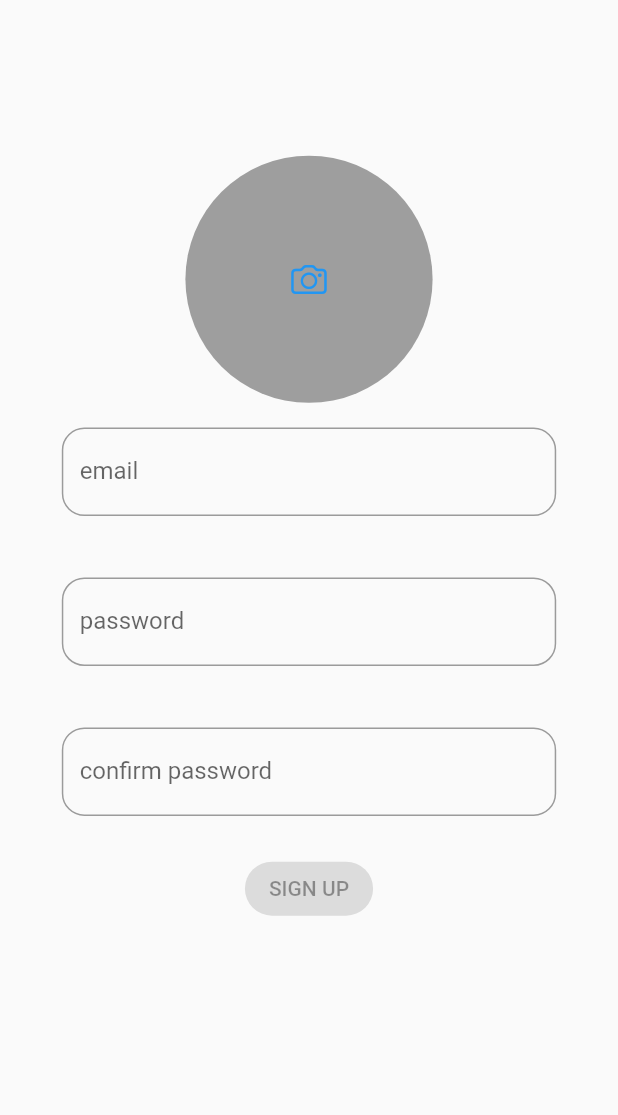
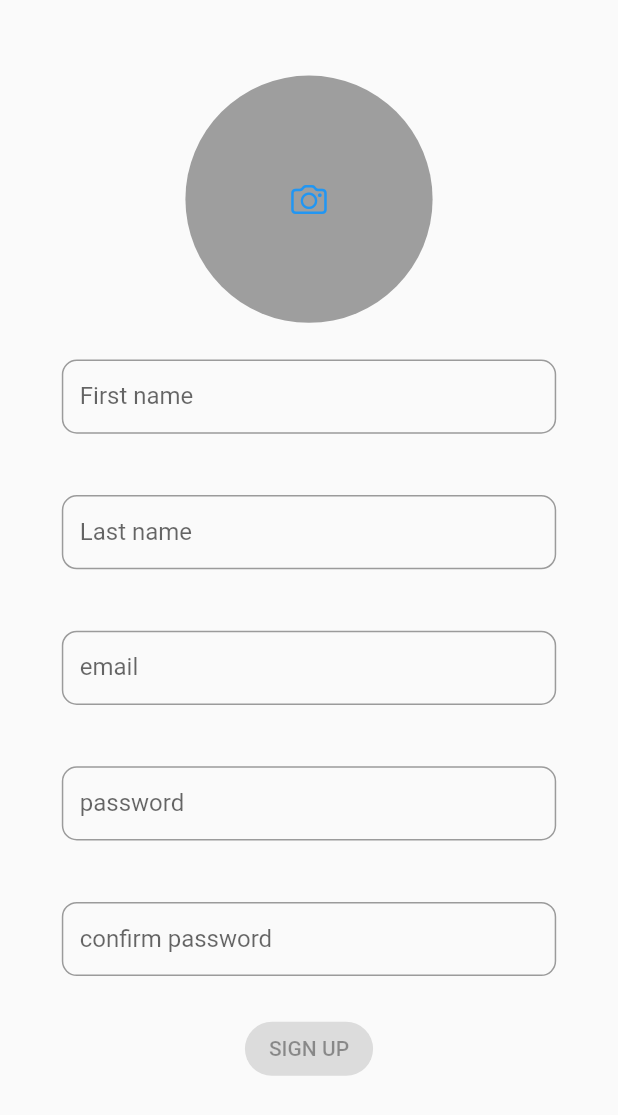
Before and after one commit to materoy/Siemens-hackathon-safety-marker, a Flutter app: the SignupPage screen opened by its route, on a phone screen of 412 x 824 dp. Shown: the top 1115 px of the screen. Run offline on Flutter 3.47's test engine with Material 2 defaults, Android fonts, the phone set to English and light mode, and no system bars; our stand-ins replace bloc, cloud_firestore, equatable, firebase_auth, firebase_core, firebase_messaging and 7 more; accounts and stored records are empty; generated files the repository leaves out were written again.

Commit message:
add signup w name

```diff
--- a/lib/app/modules/signup/cubit/signup_state.dart
+++ b/lib/app/modules/signup/cubit/signup_state.dart
@@ -5,6 +5,8 @@ enum ConfirmPasswordValidationError { invalid }
 class SignupState extends Equatable {
   const SignupState(
       {this.email = const Email.pure(),
+      this.firstName = '',
+      this.lastName = '',
       this.password = const Password.pure(),
       this.confirmPassword = const ConfirmPassword.pure(),
       this.status = FormzStatus.pure,
@@ -12,14 +14,19 @@ class SignupState extends Equatable {
 
   final Email email;
   final Password password;
+  final String firstName;
+  final String lastName;
   final ConfirmPassword confirmPassword;
   final FormzStatus status;
   final Uint8List? image;
 
   @override
-  List<Object> get props => [email, password, confirmPassword, status];
+  List<Object> get props =>
+      [email, password, confirmPassword, status, firstName, lastName];
 
   SignupState copyWith({
+    String? firstName,
+    String? lastName,
     Email? email,
     Password? password,
     ConfirmPassword? confirmPassword,
@@ -27,6 +34,8 @@ class SignupState extends Equatable {
     Uint8List? image,
   }) {
     return SignupState(
+      firstName: firstName ?? this.firstName,
+      lastName: lastName ?? this.lastName,
       email: email ?? this.email,
       password: password ?? this.password,
       confirmPassword: confirmPassword ?? this.confirmPassword,
--- a/lib/app/modules/signup/view/signup_page.dart
+++ b/lib/app/modules/signup/view/signup_page.dart
@@ -45,6 +45,11 @@ class SignupForm extends StatelessWidget {
             mainAxisSize: MainAxisSize.min,
             children: [
               _ProfileImage(),
+              const SizedBox(height: 8),
+              _FirstNameInput(),
+              const SizedBox(height: 8),
+              _LastNameInput(),
+              const SizedBox(height: 8),
               _EmailInput(),
               const SizedBox(height: 8),
               _PasswordInput(),
@@ -134,19 +139,54 @@ class FormTextField extends StatelessWidget {
 
   @override
   Widget build(BuildContext context) {
-    return Padding(
+    return Container(
       padding: EdgeInsets.symmetric(vertical: SizeConfig.unitHeight * 2),
+      height: SizeConfig.unitHeight * 10,
       child: TextFormField(
         key: key,
         onChanged: onChanged,
         obscureText: obscureText ?? false,
         keyboardType: keyboardType,
         decoration: InputDecoration(
-          border: OutlineInputBorder(borderRadius: BorderRadius.circular(15)),
+          border: OutlineInputBorder(borderRadius: BorderRadius.circular(10)),
           labelText: labelText,
           errorText: errorText,
         ),
       ),
+    );
+  }
+}
+
+class _FirstNameInput extends StatelessWidget {
+  @override
+  Widget build(BuildContext context) {
+    return BlocBuilder<SignupCubit, SignupState>(
+      builder: (context, state) {
+        return FormTextField(
+          key: const Key('signupForm_firstNameInput_textField'),
+          onChanged: (firstName) =>
+              context.read<SignupCubit>().firstNameChanged(firstName),
+          keyboardType: TextInputType.name,
+          labelText: 'First name',
+        );
+      },
+    );
+  }
+}
+
+class _LastNameInput extends StatelessWidget {
+  @override
+  Widget build(BuildContext context) {
+    return BlocBuilder<SignupCubit, SignupState>(
+      builder: (context, state) {
+        return FormTextField(
+          key: const Key('signupForm_lastNameInput_textField'),
+          onChanged: (lastName) =>
+              context.read<SignupCubit>().lastNameChanged(lastName),
+          keyboardType: TextInputType.emailAddress,
+          labelText: 'Last name',
+        );
+      },
     );
   }
 }
```
Also changed, not shown: lib/app/modules/home/view/home_page.dart (+87 -31 lines), lib/app/modules/signup/cubit/signup_cubit.dart (+16 -2 lines).
